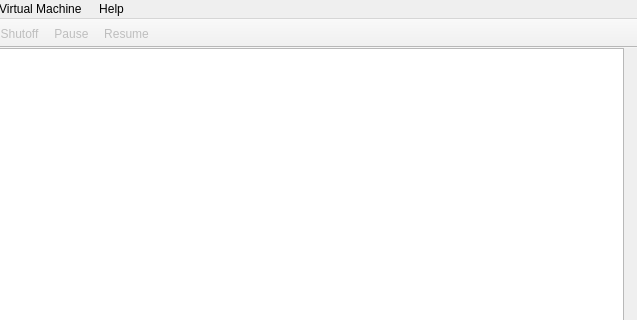
Qt form src/virtnosiswindow.ui (jankeconsulting/virtnosis) before a commit; both pictures show x 117 to 754 and y 0 to 320 of the 754 by 534 pixel window.
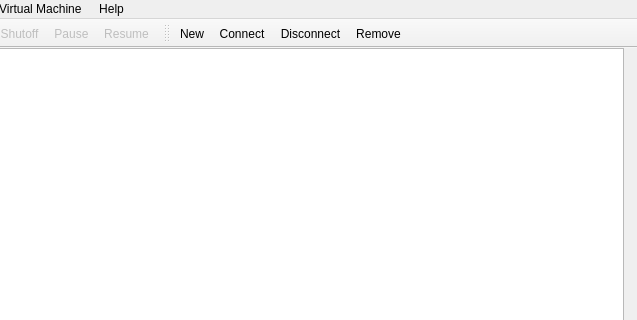
The same form after that commit. Icons and pictures are not drawn.

Commit message: Added icons for hypervisor actions

What changed in the file:
```diff
--- a/src/virtnosiswindow.ui
+++ b/src/virtnosiswindow.ui
@@ -88,6 +88,21 @@
    <addaction name="menuVmActionResume"/>
   </widget>
   <widget class="QStatusBar" name="statusBar"/>
+  <widget class="QToolBar" name="hypervisorToolBar">
+   <property name="windowTitle">
+    <string>toolBar</string>
+   </property>
+   <attribute name="toolBarArea">
+    <enum>TopToolBarArea</enum>
+   </attribute>
+   <attribute name="toolBarBreak">
+    <bool>false</bool>
+   </attribute>
+   <addaction name="menuHypervisorActionNew"/>
+   <addaction name="menuHypervisorActionConnect"/>
+   <addaction name="menuHypervisorActionDisconnect"/>
+   <addaction name="menuiHypervisorActionRemove"/>
+  </widget>
   <action name="actionList">
    <property name="text">
     <string>List</string>
@@ -194,6 +209,15 @@
     <string>&amp;Disconnect</string>
    </property>
   </action>
+  <action name="menuiHypervisorActionRemove">
+   <property name="icon">
+    <iconset resource="virtnosis.qrc">
+     <normaloff>:/icons/hicolor/32x32/status/action_remove_connection.png</normaloff>:/icons/hicolor/32x32/status/action_remove_connection.png</iconset>
+   </property>
+   <property name="text">
+    <string>&amp;Remove</string>
+   </property>
+  </action>
  </widget>
  <layoutdefault spacing="6" margin="11"/>
  <resources>
```
Left out of the diff: 15 changed lines with no effect on the pictures. The commit also changes 6 other files.
